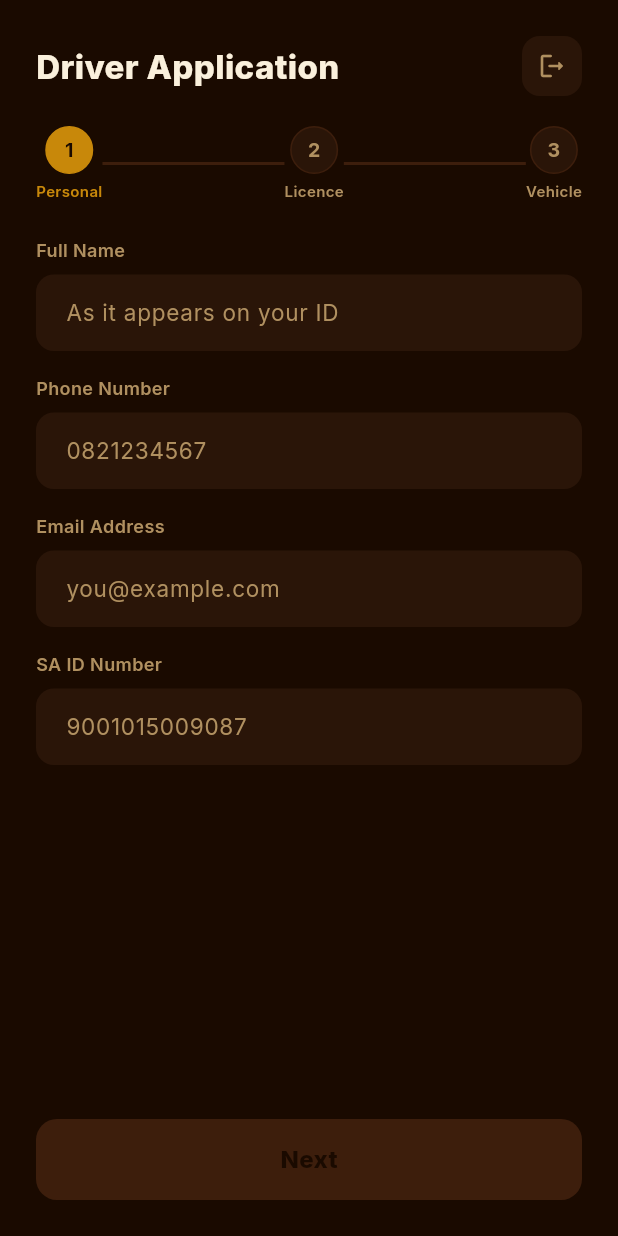
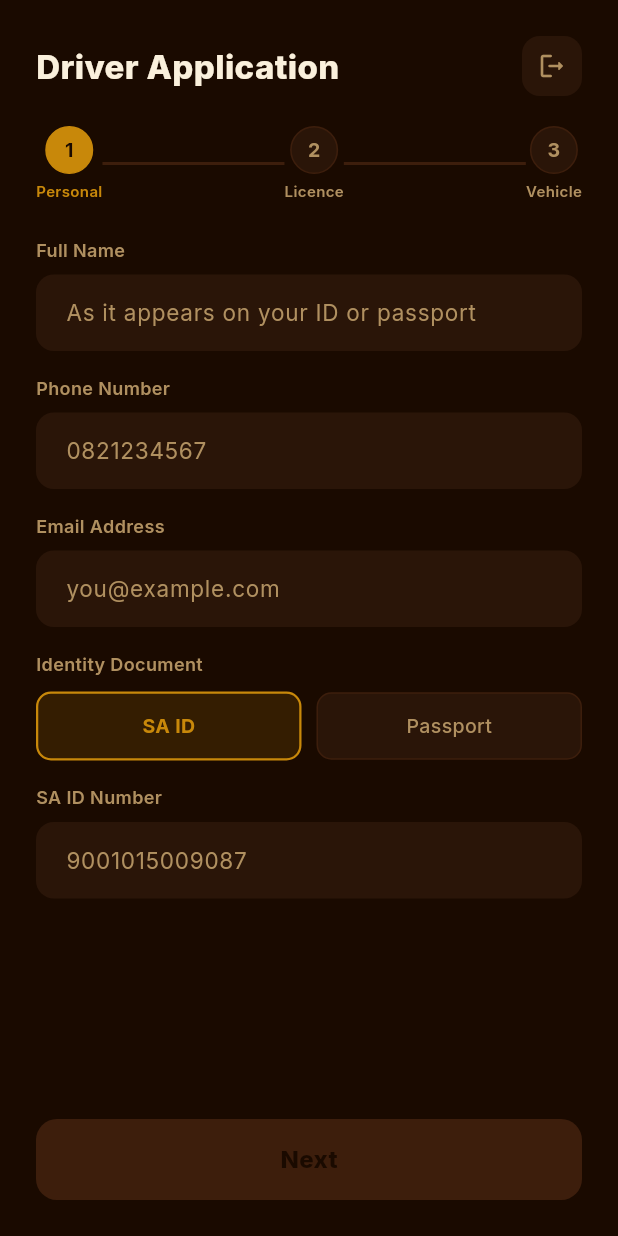
Before and after one commit to blessingflutterflow/Symon-kitchen-app, a Flutter app: the DriverApplicationScreen screen opened by its route, on a phone screen of 412 x 824 dp. Run offline on Flutter 3.47's test engine with Material 3 defaults, Android fonts, the phone set to English and light mode, and no system bars; our stand-ins replace cached_network_image, cloud_firestore, cloud_functions, firebase_auth, firebase_core, firebase_messaging and 9 more; missing offline and left inert: dart:html, flutter_ringtone_player, pointer_interceptor; accounts and stored records are empty; generated files the repository leaves out were written again.

Commit message:
Driver onboarding: support passport for non-SA drivers
Step 1 of the application now has an "Identity Document" toggle (SA ID /
Passport). The field label, hint and keyboard adapt, and the choice is
stored as idType on the driver doc. Profile and admin review show
"Passport Number" / "Passport:" accordingly. Bump to 1.0.3+4.

Co-Authored-By: Claude Opus 4.8 <noreply@anthropic.com>

```diff
--- a/lib/data/driver_model.dart
+++ b/lib/data/driver_model.dart
@@ -27,6 +27,7 @@ class DriverModel {
   final String phone;
   final String email;
   final String idNumber;
+  final String idType; // 'sa_id' | 'passport'
   final String licenceNumber;
   final String vehicleType;
   final String vehicleReg;
@@ -44,6 +45,7 @@ class DriverModel {
     required this.phone,
     required this.email,
     required this.idNumber,
+    this.idType = 'sa_id',
     required this.licenceNumber,
     required this.vehicleType,
     required this.vehicleReg,
@@ -66,6 +68,7 @@ class DriverModel {
       phone: d['phone'] as String? ?? '',
       email: d['email'] as String? ?? '',
       idNumber: d['idNumber'] as String? ?? '',
+      idType: d['idType'] as String? ?? 'sa_id',
       licenceNumber: d['licenceNumber'] as String? ?? '',
       vehicleType: d['vehicleType'] as String? ?? '',
       vehicleReg: d['vehicleReg'] as String? ?? '',
@@ -151,6 +154,7 @@ class DriverService {
     required String phone,
     required String email,
     required String idNumber,
+    String idType = 'sa_id', // 'sa_id' | 'passport'
     required String licenceNumber,
     required String vehicleType,
     required String vehicleReg,
@@ -166,6 +170,7 @@ class DriverService {
       'phone': phone.trim(),
       'email': email.trim(),
       'idNumber': idNumber.trim(),
+      'idType': idType,
       'licenceNumber': licenceNumber.trim(),
       'vehicleType': vehicleType.trim(),
       'vehicleReg': vehicleReg.trim(),
--- a/lib/screens/driver_application_screen.dart
+++ b/lib/screens/driver_application_screen.dart
@@ -26,6 +26,7 @@ class _DriverApplicationScreenState extends State<DriverApplicationScreen> {
   final _phoneCtrl = TextEditingController();
   final _emailCtrl = TextEditingController();
   final _idCtrl = TextEditingController();
+  String _idType = 'sa_id'; // 'sa_id' (SA ID number) | 'passport'
 
   // Step 2 — licence
   final _licenceCtrl = TextEditingController();
@@ -77,6 +78,7 @@ class _DriverApplicationScreenState extends State<DriverApplicationScreen> {
         phone: _phoneCtrl.text,
         email: _emailCtrl.text,
         idNumber: _idCtrl.text,
+        idType: _idType,
         licenceNumber: _licenceCtrl.text,
         vehicleType: _vehicleType,
         vehicleReg: _vehicleRegCtrl.text,
@@ -164,9 +166,10 @@ class _DriverApplicationScreenState extends State<DriverApplicationScreen> {
   }
 
   Widget _buildStep0() => Column(
+    crossAxisAlignment: CrossAxisAlignment.start,
     children: [
       _Field(label: 'Full Name', controller: _nameCtrl,
-          hint: 'As it appears on your ID'),
+          hint: 'As it appears on your ID or passport'),
       const SizedBox(height: 16),
       _Field(label: 'Phone Number', controller: _phoneCtrl,
           hint: '0821234567', keyboardType: TextInputType.phone),
@@ -175,10 +178,58 @@ class _DriverApplicationScreenState extends State<DriverApplicationScreen> {
           hint: 'you@example.com',
           keyboardType: TextInputType.emailAddress),
       const SizedBox(height: 16),
-      _Field(label: 'SA ID Number', controller: _idCtrl,
-          hint: '9001015009087', keyboardType: TextInputType.number),
+      // Document type — SA ID for locals, Passport for foreign nationals.
+      Text('Identity Document',
+          style: GoogleFonts.inter(
+              color: AppColors.creamMuted,
+              fontSize: 12,
+              fontWeight: FontWeight.w600)),
+      const SizedBox(height: 10),
+      Row(
+        children: [
+          Expanded(child: _docTypeChip('sa_id', 'SA ID')),
+          const SizedBox(width: 10),
+          Expanded(child: _docTypeChip('passport', 'Passport')),
+        ],
+      ),
+      const SizedBox(height: 16),
+      _Field(
+        label: _idType == 'passport' ? 'Passport Number' : 'SA ID Number',
+        controller: _idCtrl,
+        hint: _idType == 'passport' ? 'e.g. A01234567' : '9001015009087',
+        keyboardType: _idType == 'passport'
+            ? TextInputType.text
+            : TextInputType.number,
+      ),
     ],
   );
+
+  Widget _docTypeChip(String value, String label) {
+    final selected = _idType == value;
+    return GestureDetector(
+      onTap: () => setState(() => _idType = value),
+      child: Container(
+        padding: const EdgeInsets.symmetric(vertical: 12),
+        alignment: Alignment.center,
+        decoration: BoxDecoration(
+          color: selected
+              ? AppColors.gold.withValues(alpha: 0.15)
+              : AppColors.surface,
+          borderRadius: BorderRadius.circular(10),
+          border: Border.all(
+            color: selected ? AppColors.gold : AppColors.divider,
+            width: selected ? 1.5 : 1,
+          ),
+        ),
+        child: Text(label,
+            style: GoogleFonts.inter(
+              color: selected ? AppColors.gold : AppColors.creamMuted,
+              fontSize: 13,
+              fontWeight: selected ? FontWeight.w700 : FontWeight.w500,
+            )),
+      ),
+    );
+  }
 
   Widget _buildStep1() => Column(
     crossAxisAlignment: CrossAxisAlignment.start,
--- a/lib/screens/driver_profile_screen.dart
+++ b/lib/screens/driver_profile_screen.dart
@@ -261,7 +261,11 @@ class _DriverProfileScreenState extends ConsumerState<DriverProfileScreen> {
                   const SizedBox(height: 28),
                   _SectionLabel('Verification'),
                   const SizedBox(height: 12),
-                  _ReadOnlyRow(label: 'SA ID Number', value: driver.idNumber),
+                  _ReadOnlyRow(
+                      label: driver.idType == 'passport'
+                          ? 'Passport Number'
+                          : 'SA ID Number',
+                      value: driver.idNumber),
                   const SizedBox(height: 10),
                   _ReadOnlyRow(
                     label: "Driver's Licence Number",
--- a/pubspec.yaml
+++ b/pubspec.yaml
@@ -1,7 +1,7 @@
 name: symons_app
 description: "Symon's Kitchin — Food Delivery Marketplace"
 publish_to: 'none'
-version: 1.0.2+3
+version: 1.0.3+4
 
 environment:
   sdk: ^3.11.5
```
